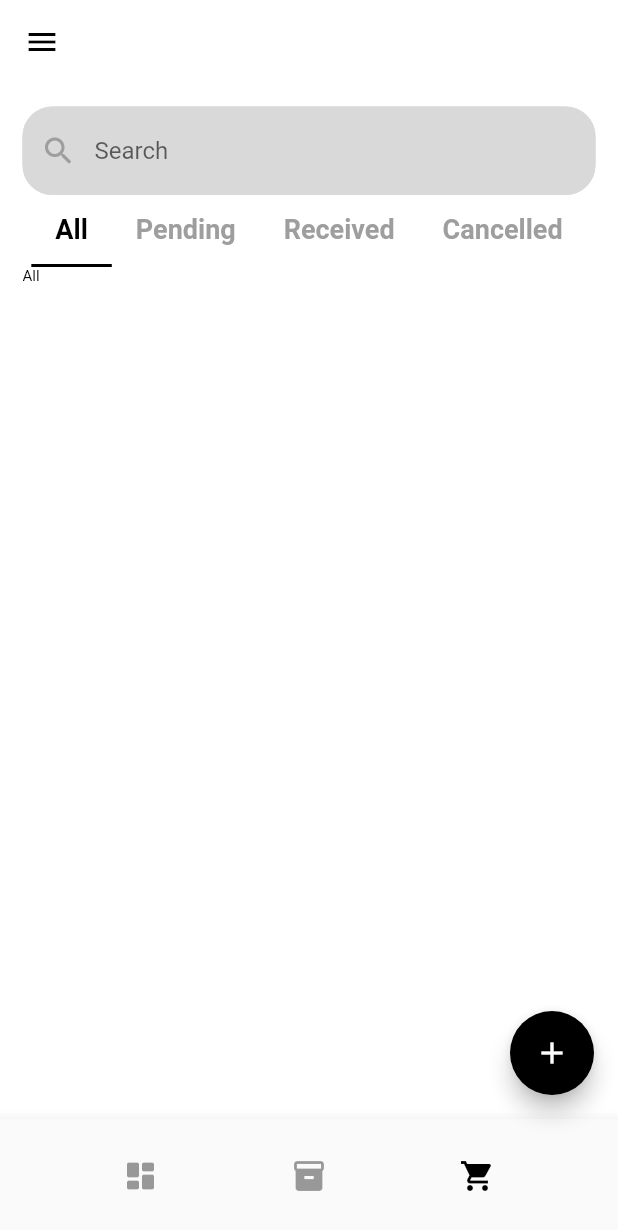
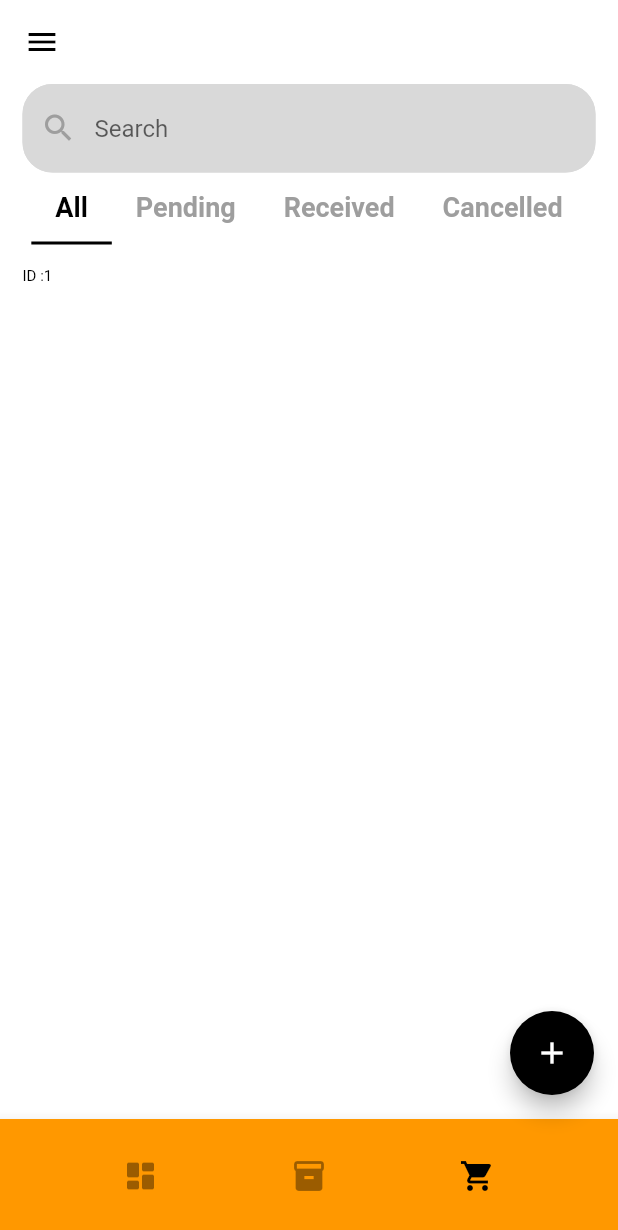
Before and after one commit to Samayel304/dcs_inventory_system, a Flutter app: the OrderScreen screen opened by its route, on a phone screen of 412 x 824 dp. Shown: the top 1230 px of the screen. Run offline on Flutter 3.47's test engine with Material 2 defaults, Android fonts, the phone set to English and light mode, and no system bars; drawn by our look-alikes of flutter_speed_dial; our stand-ins replace fluttertoast; Roboto replaces fonts that are missing (Optima).

Commit message:
List of order added

```diff
--- a/lib/views/screens/inventory_screen.dart
+++ b/lib/views/screens/inventory_screen.dart
@@ -97,7 +97,7 @@ class _InventoryScreenState extends State<InventoryScreen>
             appBar: const CustomAppBar(),
             bottomNavigationBar: const BottomNavBar(index: 1),
             body: Container(
-              padding: const EdgeInsets.all(15),
+              padding: const EdgeInsets.only(left: 15, right: 15),
               child: Column(
                 children: [
                   const CustomTextField(
@@ -148,7 +148,7 @@ class _TabBarViewChild extends StatelessWidget {
     return Column(
       children: [
         Padding(
-          padding: const EdgeInsets.all(20.0),
+          padding: const EdgeInsets.all(15.0),
           child: Row(
             children: headers
                 .map(
@@ -168,8 +168,8 @@ class _TabBarViewChild extends StatelessWidget {
             itemCount: products.length,
             itemBuilder: (BuildContext context, int index) {
               return Container(
-                margin: const EdgeInsets.all(5),
-                padding: const EdgeInsets.all(20.0),
+                //margin: const EdgeInsets.all(5),
+                padding: const EdgeInsets.all(15.0),
                 decoration: const BoxDecoration(
                   borderRadius: BorderRadius.all(Radius.circular(15)),
                   color: Color(0xEEEBE6E6),
--- a/lib/views/screens/order_screen.dart
+++ b/lib/views/screens/order_screen.dart
@@ -57,19 +57,21 @@ class _OrderScreenState extends State<OrderScreen>
     List<String> tabs = ["All", "Pending", "Received", "Cancelled"];
 
     List<Widget> tabBarViewChildren = [
-      const Text("All"),
-      const Text("Pending"),
-      const Text("Received"),
-      const Text("Cancelled"),
+      const _TabBarViewChild(),
+      const _TabBarViewChild(),
+      const _TabBarViewChild(),
+      const _TabBarViewChild(),
     ];
 
     return DefaultTabController(
+      initialIndex: 0,
       length: tabs.length,
       child: Scaffold(
           resizeToAvoidBottomInset: false,
           appBar: const CustomAppBar(),
+          bottomNavigationBar: const BottomNavBar(index: 2),
           body: Container(
-            padding: const EdgeInsets.all(15),
+            padding: const EdgeInsets.only(left: 15, right: 15),
             child: Column(
               children: [
                 const CustomTextField(
@@ -89,9 +91,30 @@ class _OrderScreenState extends State<OrderScreen>
               ],
             ),
           ),
-          bottomNavigationBar: const BottomNavBar(index: 2),
           floatingActionButton:
               CustomFloatingActionButton(children: fabChildren)),
     );
   }
 }
+
+class _TabBarViewChild extends StatelessWidget {
+  const _TabBarViewChild({Key? key}) : super(key: key);
+
+  @override
+  Widget build(BuildContext context) {
+    return Padding(
+      padding: const EdgeInsets.only(top: 15),
+      child: ListView.builder(
+          itemCount: 1,
+          itemBuilder: (context, index) => Container(
+                child: Column(
+                  children: [
+                    Row(
+                      children: [Text("ID :"), Text("1")],
+                    ),
+                  ],
+                ),
+              )),
+    );
+  }
+}
--- a/lib/views/widgets/bottom_navbar.dart
+++ b/lib/views/widgets/bottom_navbar.dart
@@ -12,6 +12,7 @@ class BottomNavBar extends StatelessWidget {
   @override
   Widget build(BuildContext context) {
     return BottomNavigationBar(
+      backgroundColor: Colors.orange,
       currentIndex: index,
       showSelectedLabels: false,
       showUnselectedLabels: false,
```
